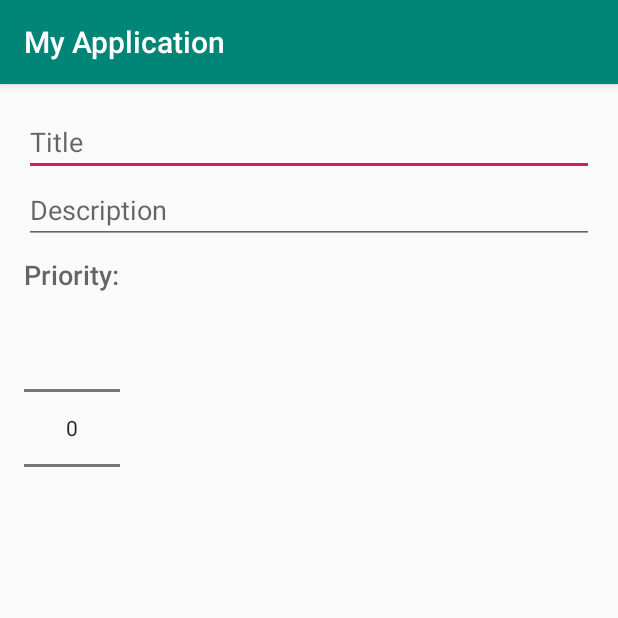
After one commit to xkadmx/MyApplication_room, an Android app: the AddNoteActivity screen opened directly, with no data from a screen before it, on a phone screen of 412 x 824 dp, the top half of it. The commit adds this screen. Run offline under Robolectric (Android 15) with nearby library versions, the phone set to English and light mode, and no system bars.

Commit message:
adding add_note_menu menu resource file creating AddNoteActivity as an empty Activity resource and previously added 3 icons save/add/delete

```diff
--- a/app/build.gradle
+++ b/app/build.gradle
@@ -20,7 +20,7 @@ android {
 }
 
 dependencies {
-    def room_version="2.1.0"
+    def room_version = "2.1.0"
 
 
     implementation fileTree(dir: 'libs', include: ['*.jar'])
--- a/app/src/main/AndroidManifest.xml
+++ b/app/src/main/AndroidManifest.xml
@@ -9,6 +9,7 @@
         android:roundIcon="@mipmap/ic_launcher_round"
         android:supportsRtl="true"
         android:theme="@style/AppTheme">
+        <activity android:name=".AddNoteActivity"></activity>
         <activity android:name=".MainActivity">
             <intent-filter>
                 <action android:name="android.intent.action.MAIN" />
--- /dev/null
+++ b/app/src/main/java/com/example/myapplication/AddNoteActivity.java
@@ -0,0 +1,14 @@
+package com.example.myapplication;
+
+import androidx.appcompat.app.AppCompatActivity;
+
+import android.os.Bundle;
+
+public class AddNoteActivity extends AppCompatActivity {
+
+    @Override
+    protected void onCreate(Bundle savedInstanceState) {
+        super.onCreate(savedInstanceState);
+        setContentView(R.layout.activity_add_note);
+    }
+}
--- /dev/null
+++ b/app/src/main/res/drawable/ic_add.xml
@@ -0,0 +1,5 @@
+<vector android:height="24dp" android:tint="#FDFDFD"
+    android:viewportHeight="24.0" android:viewportWidth="24.0"
+    android:width="24dp" xmlns:android="http://schemas.android.com/apk/res/android">
+    <path android:fillColor="#FF000000" android:pathData="M19,13h-6v6h-2v-6H5v-2h6V5h2v6h6v2z"/>
+</vector>
--- /dev/null
+++ b/app/src/main/res/drawable/ic_close.xml
@@ -0,0 +1,5 @@
+<vector android:height="24dp" android:tint="#FDFDFD"
+    android:viewportHeight="24.0" android:viewportWidth="24.0"
+    android:width="24dp" xmlns:android="http://schemas.android.com/apk/res/android">
+    <path android:fillColor="#FF000000" android:pathData="M19,6.41L17.59,5 12,10.59 6.41,5 5,6.41 10.59,12 5,17.59 6.41,19 12,13.41 17.59,19 19,17.59 13.41,12z"/>
+</vector>
--- /dev/null
+++ b/app/src/main/res/drawable/ic_save.xml
@@ -0,0 +1,5 @@
+<vector android:height="24dp" android:tint="#FFFFFF"
+    android:viewportHeight="24.0" android:viewportWidth="24.0"
+    android:width="24dp" xmlns:android="http://schemas.android.com/apk/res/android">
+    <path android:fillColor="#FF000000" android:pathData="M17,3L5,3c-1.11,0 -2,0.9 -2,2v14c0,1.1 0.89,2 2,2h14c1.1,0 2,-0.9 2,-2L21,7l-4,-4zM12,19c-1.66,0 -3,-1.34 -3,-3s1.34,-3 3,-3 3,1.34 3,3 -1.34,3 -3,3zM15,9L5,9L5,5h10v4z"/>
+</vector>
--- /dev/null
+++ b/app/src/main/res/layout/activity_add_note.xml
@@ -0,0 +1,36 @@
+<?xml version="1.0" encoding="utf-8"?>
+<LinearLayout xmlns:android="http://schemas.android.com/apk/res/android"
+    xmlns:app="http://schemas.android.com/apk/res-auto"
+    xmlns:tools="http://schemas.android.com/tools"
+    android:layout_width="match_parent"
+    android:layout_height="match_parent"
+    tools:context=".AddNoteActivity"
+    android:orientation="vertical"
+    android:padding="16dp">
+
+    <EditText
+        android:id="@+id/edit_text_title"
+        android:layout_width="match_parent"
+        android:layout_height="wrap_content"
+        android:hint="Title"
+        android:inputType="text" />
+
+    <EditText
+        android:id="@+id/edit_text_description"
+        android:layout_width="match_parent"
+        android:layout_height="wrap_content"
+        android:hint="Description"
+        android:inputType="textMultiLine" />
+
+    <TextView
+        android:layout_width="wrap_content"
+        android:layout_height="wrap_content"
+        android:text="Priority:"
+        android:layout_marginTop="8dp"
+        android:textAppearance="@android:style/TextAppearance.DeviceDefault.Medium"/>
+    <NumberPicker
+        android:id="@+id/number_picker_priority"
+        android:layout_width="wrap_content"
+        android:layout_height="wrap_content"/>
+
+</LinearLayout>
--- /dev/null
+++ b/app/src/main/res/menu/add_note_menu.xml
@@ -0,0 +1,4 @@
+<?xml version="1.0" encoding="utf-8"?>
+<menu xmlns:android="http://schemas.android.com/apk/res/android">
+
+</menu>
```
Also changed, not shown: app/src/main/java/com/example/myapplication/MainActivity.java (+12 -3 lines), app/src/main/java/com/example/myapplication/NoteAdapter.java (+52 -1 lines), app/src/main/res/layout/activity_main.xml (+7 -0 lines).
